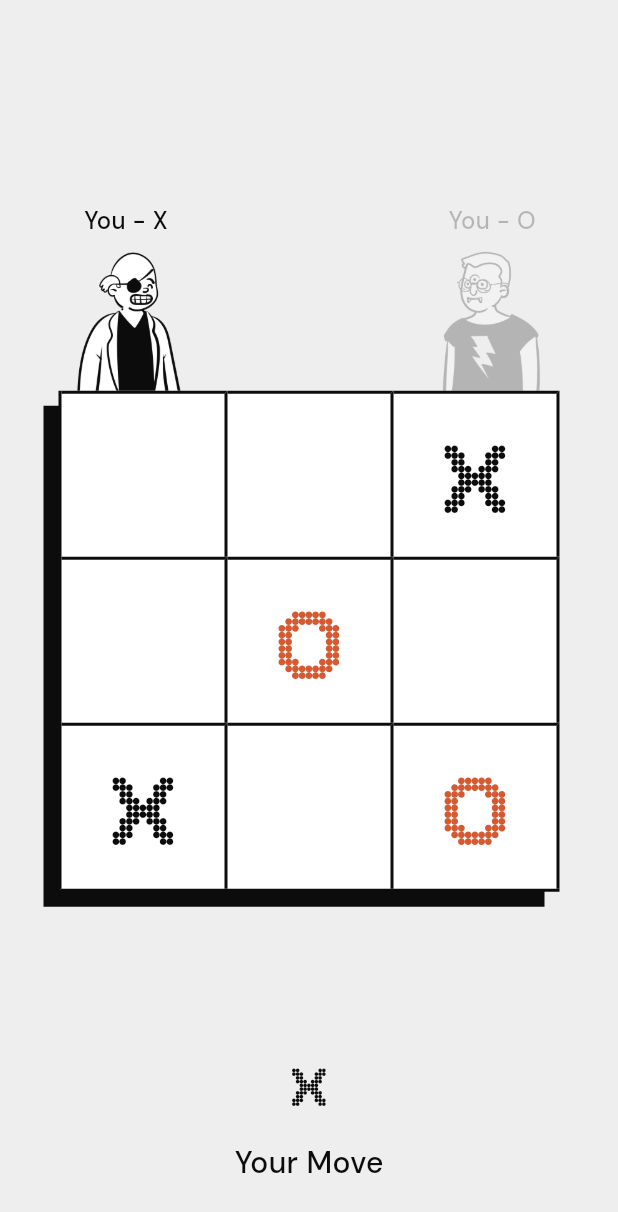
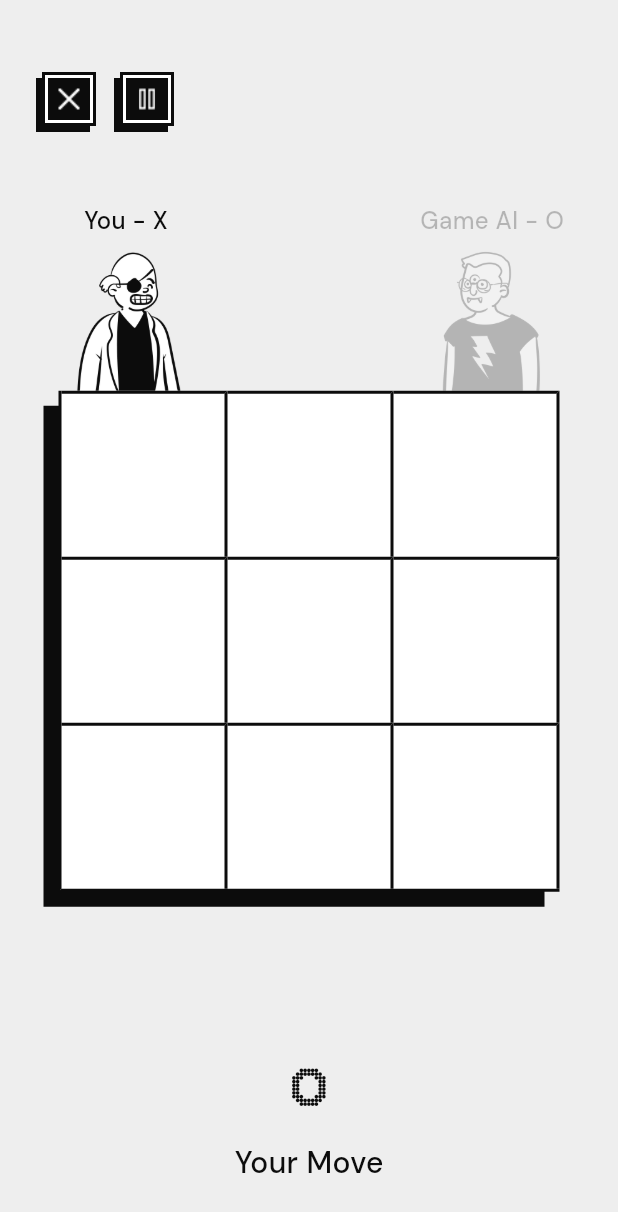
Before and after one commit to AdityaMotale/tic_tac_toe, a Flutter app: the PlayWithAiView screen opened directly, on a phone screen of 412 x 824 dp. Shown: the top 1212 px of the screen. Run offline on Flutter 3.47's test engine with Material 3 defaults, Android fonts, the phone set to English and light mode, and no system bars; our stand-ins replace device_preview.

Commit message:
completed playing with the friend game mechanics

```diff
--- a/lib/design/icons.design.dart
+++ b/lib/design/icons.design.dart
@@ -7,7 +7,7 @@ enum DesignIcons {
   pause("assets/icons/pause.png"),
   play("assets/icons/play.png"),
   home("assets/icons/home.png"),
-  redo("assets/icons/play.png"),
+  redo("assets/icons/redo.png"),
   stack("assets/icons/stack.png");
 
   final String path;
--- a/lib/views/play_with_ai.view.dart
+++ b/lib/views/play_with_ai.view.dart
@@ -3,10 +3,16 @@ import 'dart:math';
 import 'package:flutter/material.dart';
 
 import '../design/colors.design.dart';
+import '../design/icons.design.dart';
 import '../design/illustrations.design.dart';
 import '../design/text_styles.design.dart';
+import '../domain/engine.domain.dart';
+import '../utils/dialogs.utils.dart';
 import '../widgets/game_board.widget.dart';
+import '../widgets/icon_button.widget.dart';
 import '../widgets/illustration.widget.dart';
+
+enum _Players { ai, human }
 
 class PlayWithAiView extends StatefulWidget {
   const PlayWithAiView({super.key});
@@ -17,10 +23,60 @@ class PlayWithAiView extends StatefulWidget {
 
 class _PlayWithAiViewState extends State<PlayWithAiView> {
   List<PlayOptions> board = [];
+  late final PlayOptions humanPlayer;
+  late final PlayOptions aiPlayer;
+
+  final GameEngine engine = GameEngine();
+
+  _Players currentPlayer = _Players.human;
 
   void populateBoardWithEmptyValues([int size = 9]) {
     for (int i = 0; i < size; i++) {
       board.add(PlayOptions.empty);
+    }
+  }
+
+  void playForPlayer(int index) {
+    if (currentPlayer == _Players.ai) {
+      return;
+    }
+
+    board[index] = humanPlayer;
+    currentPlayer = _Players.ai;
+
+    if (engine.checkWinner(humanPlayer, board)) {
+      showGameResultDialog(context, title: "You Win :)");
+      return;
+    }
+
+    if (engine.isBoardFull(board)) {
+      showGameResultDialog(context, title: "Game Drawn!");
+      return;
+    }
+
+    setState(() {});
+
+    Future.delayed(const Duration(milliseconds: 2500), () {
+      playForAI();
+    });
+  }
+
+  void playForAI() {
+    if (engine.isBoardFull(board)) {
+      return;
+    }
+
+    final aiMove = engine.playAiMove(board, aiPlayer: aiPlayer);
+
+    if (aiMove != null) {
+      board[aiMove] = aiPlayer;
+      currentPlayer = _Players.human;
+
+      setState(() {});
+
+      if (engine.checkWinner(aiPlayer, board)) {
+        showGameResultDialog(context, title: "You Loose :(");
+      }
     }
   }
 
@@ -29,6 +85,11 @@ class _PlayWithAiViewState extends State<PlayWithAiView> {
     super.initState();
 
     populateBoardWithEmptyValues();
+
+    final randomNumber = Random().nextInt(10);
+
+    humanPlayer = randomNumber % 2 == 0 ? PlayOptions.o : PlayOptions.x;
+    aiPlayer = randomNumber % 2 == 0 ? PlayOptions.x : PlayOptions.o;
   }
 
   @override
@@ -47,7 +108,10 @@ class _PlayWithAiViewState extends State<PlayWithAiView> {
           alignment: AlignmentDirectional.center,
           children: [
             Container(
-              padding: const EdgeInsets.symmetric(horizontal: 24, vertical: 48),
+              padding: const EdgeInsets.symmetric(
+                horizontal: 24,
+                vertical: 48,
+              ),
               width: deviceWidth,
               height: deviceHeight,
               child: Column(
@@ -63,7 +127,11 @@ class _PlayWithAiViewState extends State<PlayWithAiView> {
                           child: Row(
                             mainAxisAlignment: MainAxisAlignment.spaceBetween,
                             children: [
-                              Column(
+                              Opacity(
+                                opacity: currentPlayer == _Players.human
+                                    ? 1.0
+                                    : 0.25,
+                                child: Column(
                                   children: [
                                     Text(
                                       "You - X",
@@ -76,12 +144,14 @@ class _PlayWithAiViewState extends State<PlayWithAiView> {
                                     ),
                                   ],
                                 ),
+                              ),
                               Opacity(
-                                opacity: 0.25,
+                                opacity:
+                                    currentPlayer == _Players.ai ? 1.0 : 0.25,
                                 child: Column(
                                   children: [
                                     Text(
-                                      "You - O",
+                                      "Game AI - O",
                                       style: DesignTextStyles.body2,
                                     ),
                                     const SizedBox(height: 16),
@@ -103,27 +173,62 @@ class _PlayWithAiViewState extends State<PlayWithAiView> {
                           top: illustrationSize,
                           child: GameBoardWidget(
                             maxBoardSize: maxBoardSize,
-                            board: const [
-                              PlayOptions.empty,
-                              PlayOptions.empty,
-                              PlayOptions.x,
-                              PlayOptions.empty,
-                              PlayOptions.o,
-                              PlayOptions.empty,
-                              PlayOptions.x,
-                              PlayOptions.empty,
-                              PlayOptions.o,
-                            ],
-                            onTap: (i) {},
+                            board: board,
+                            player1: humanPlayer,
+                            player2: aiPlayer,
+                            onTap: (i) {
+                              playForPlayer(i);
+                            },
                           ),
                         ),
                       ],
                     ),
                   ),
                   const Expanded(child: SizedBox()),
-                  Text("X", style: DesignTextStyles.heading2),
+                  Text(
+                    currentPlayer == _Players.ai
+                        ? aiPlayer.value
+                        : humanPlayer.value,
+                    style: DesignTextStyles.heading2.copyWith(
+                      color: currentPlayer == _Players.ai
+                          ? DesignColors.accent_1
+                          : DesignColors.primary,
+                    ),
+                  ),
                   const SizedBox(height: 32),
-                  Text("Your Move", style: DesignTextStyles.body1),
+                  Text(
+                    currentPlayer == _Players.ai ? "AI's Move" : "Your Move",
+                    style: DesignTextStyles.body1,
+                  ),
+                ],
+              ),
+            ),
+            Container(
+              padding: const EdgeInsets.symmetric(horizontal: 24, vertical: 48),
+              width: deviceWidth,
+              height: deviceHeight,
+              child: Row(
+                crossAxisAlignment: CrossAxisAlignment.start,
+                children: [
+                  IconButtonWidget(
+                      icon: DesignIcons.close,
+                      onTap: () {
+                        Navigator.pop(context);
+                      }),
+                  const SizedBox(width: 12),
+                  IconButtonWidget(
+                    icon: DesignIcons.pause,
+                    onTap: () {
+                      showGamePauseDialog(
+                        context,
+                        title: "Game Paused",
+                        icon: DesignIcons.play,
+                        onTap: () {
+                          Navigator.pop(context);
+                        },
+                      );
+                    },
+                  ),
                 ],
               ),
             ),
--- a/lib/widgets/icon_button.widget.dart
+++ b/lib/widgets/icon_button.widget.dart
@@ -26,7 +26,7 @@ class IconButtonWidget extends StatelessWidget {
     const double offset = 4;
 
     return GestureDetector(
-      onTap: () {},
+      onTap: onTap,
       child: SizedBox(
         width: stackWidth,
         height: stackWidth,
```
Also changed, not shown: lib/domain/engine.domain.dart (added, +140 -0 lines), lib/utils/dialogs.utils.dart (added, +88 -0 lines). Lines whose indentation alone changed are shown as unchanged.
